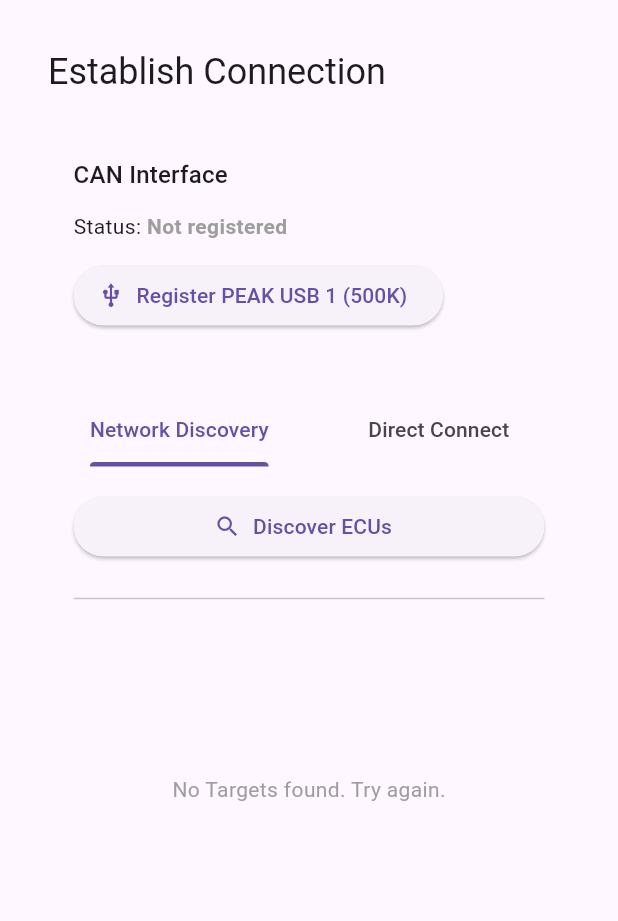
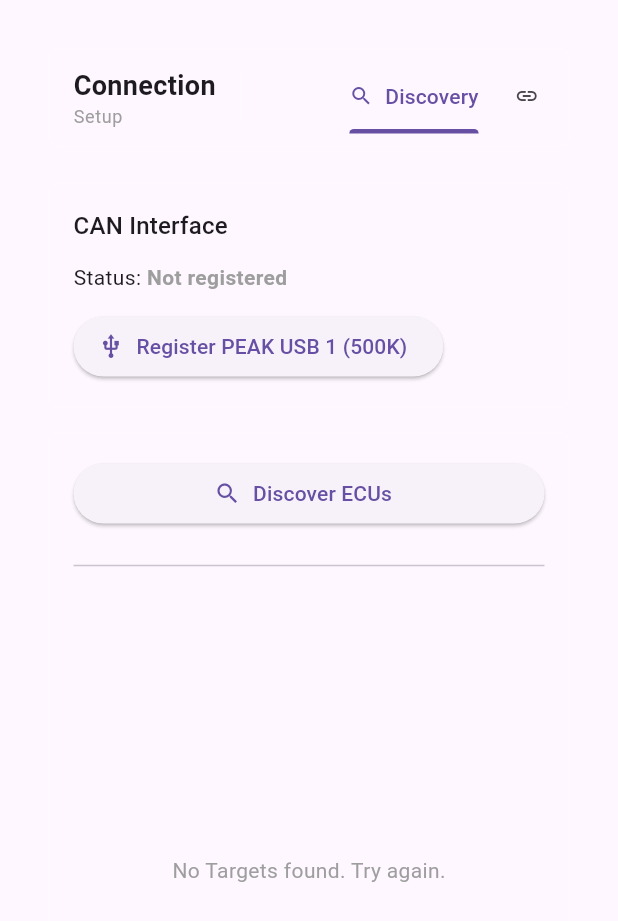
Before and after one commit to cogwal/ecu-toolkit-studio, a Flutter app: the ConnectionPage widget shown alone on an empty page, opened directly with empty values, on a phone screen of 412 x 824 dp. Shown: the top 921 px of the screen. Run offline on Flutter 3.47's test engine with Material 3 defaults, Android fonts, the phone set to English and light mode, and no system bars; our stand-ins replace file_picker; missing offline and left inert: dart:ffi; statements that could not run were skipped.

Commit message:
Unified new page header look between all pages

```diff
--- a/lib/pages/connection_page.dart
+++ b/lib/pages/connection_page.dart
@@ -146,23 +146,62 @@ class _ConnectionPageState extends State<ConnectionPage> with SingleTickerProvid
   @override
   Widget build(BuildContext context) {
     final width = MediaQuery.of(context).size.width;
-    final isWide = width >= 900; // treat wide screens (desktop) differently
+    final isWide = width >= 900;
 
     return Padding(
       padding: const EdgeInsets.all(32.0),
       child: Column(
         crossAxisAlignment: CrossAxisAlignment.start,
         children: [
-          Text("Establish Connection", style: Theme.of(context).textTheme.headlineSmall),
+          // Compact Header
+          Container(
+            padding: const EdgeInsets.symmetric(horizontal: 16, vertical: 8),
+            decoration: BoxDecoration(
+              color: Theme.of(context).cardColor,
+              borderRadius: BorderRadius.circular(8),
+              border: Border.all(color: Colors.white10),
+            ),
+            child: Row(
+              children: [
+                Column(
+                  crossAxisAlignment: CrossAxisAlignment.start,
+                  mainAxisSize: MainAxisSize.min,
+                  children: [
+                    const Text('Connection', style: TextStyle(fontSize: 18, fontWeight: FontWeight.bold)),
+                    Text(isWide ? 'Dashboard' : 'Setup', style: Theme.of(context).textTheme.bodySmall?.copyWith(color: Colors.grey)),
+                  ],
+                ),
+                if (!isWide) ...[
+                  const SizedBox(width: 16),
+                  Container(width: 1, height: 32, color: Colors.white12),
+                  const SizedBox(width: 8),
+                  Expanded(
+                    child: TabBar(
+                      controller: _tabController,
+                      indicatorSize: TabBarIndicatorSize.label,
+                      dividerColor: Colors.transparent,
+                      labelPadding: const EdgeInsets.symmetric(horizontal: 12),
+                      isScrollable: true,
+                      tabs: const [
+                        Tab(child: Row(children: [Icon(Icons.search, size: 16), SizedBox(width: 8), Text('Discovery')])),
+                        Tab(child: Row(children: [Icon(Icons.link, size: 16), SizedBox(width: 8), Text('Direct')])),
+                      ],
+                    ),
+                  ),
+                ] else ...[
+                  const Spacer(), // Push content to left in wide mode or add actions here
+                ],
+              ],
+            ),
+          ),
           const SizedBox(height: 24),
 
-          // Wide layout: Left column (CAN + Direct Connect), Right column (Discovery full height)
+          // Content
           if (isWide)
             Expanded(
               child: Row(
                 crossAxisAlignment: CrossAxisAlignment.start,
                 children: [
-                  // Left side: CAN Interface + Direct Connect stacked
                   Expanded(
                     child: Column(
                       children: [
@@ -175,7 +214,6 @@ class _ConnectionPageState extends State<ConnectionPage> with SingleTickerProvid
                     ),
                   ),
                   const SizedBox(width: 16),
-                  // Right side: Discovery (full height)
                   Expanded(
                     child: _panelCard(child: _buildDiscoveryTab(), title: "Network Discovery"),
                   ),
@@ -183,37 +221,23 @@ class _ConnectionPageState extends State<ConnectionPage> with SingleTickerProvid
               ),
             )
           else
-            // Narrow layout: keep original tab-based layout
-            Column(
+            Expanded(
+              child: Column(
                 children: [
                   _buildCanInterfaceSection(),
-                const SizedBox(height: 24),
-                Container(
-                  width: 400,
+                  const SizedBox(height: 16),
+                  Expanded(
+                    child: Container(
                       decoration: BoxDecoration(
                         color: Theme.of(context).cardColor,
                         borderRadius: BorderRadius.circular(8),
                         border: Border.all(color: Colors.white10),
                       ),
-                  child: Column(
-                    children: [
-                      TabBar(
-                        controller: _tabController,
-                        indicatorColor: Theme.of(context).primaryColor,
-                        dividerColor: Colors.transparent,
-                        tabs: const [
-                          Tab(text: "Network Discovery"),
-                          Tab(text: "Direct Connect"),
-                        ],
+                      child: TabBarView(controller: _tabController, children: [_buildDiscoveryTab(), _buildDirectTab()]),
                     ),
-                      SizedBox(
-                        height: 350,
-                        child: TabBarView(controller: _tabController, children: [_buildDiscoveryTab(), _buildDirectTab()]),
                   ),
                 ],
               ),
-                ),
-              ],
             ),
         ],
       ),
--- a/lib/pages/target_info_page.dart
+++ b/lib/pages/target_info_page.dart
@@ -72,24 +72,36 @@ class _TargetInfoPageState extends State<TargetInfoPage> {
           child: Column(
             crossAxisAlignment: CrossAxisAlignment.start,
             children: [
-              Row(
+              // Compact Header
+              Container(
+                padding: const EdgeInsets.symmetric(horizontal: 16, vertical: 8),
+                decoration: BoxDecoration(
+                  color: Theme.of(context).cardColor,
+                  borderRadius: BorderRadius.circular(8),
+                  border: Border.all(color: Colors.white10),
+                ),
+                child: Row(
                   children: [
                     Column(
                       crossAxisAlignment: CrossAxisAlignment.start,
+                      mainAxisSize: MainAxisSize.min,
                       children: [
-                      Text("Target Information", style: Theme.of(context).textTheme.headlineSmall),
-                      const SizedBox(height: 4),
-                      Text("Connected to: ${profile.name}", style: Theme.of(context).textTheme.bodyMedium?.copyWith(color: Colors.grey)),
+                        const Text('Target Information', style: TextStyle(fontSize: 18, fontWeight: FontWeight.bold)),
+                        Text('Connected to: ${profile.name}', style: Theme.of(context).textTheme.bodySmall?.copyWith(color: Colors.grey)),
                       ],
                     ),
                     const Spacer(),
+                    Container(width: 1, height: 32, color: Colors.white12),
+                    const SizedBox(width: 8),
                     IconButton(
                       icon: const Icon(Icons.refresh),
+                      tooltip: 'Refresh Information',
                       onPressed: () {
                         _service?.startReading();
                       },
                     ),
                   ],
+                ),
               ),
               const SizedBox(height: 24),
               Expanded(
```
Lines whose indentation alone changed are shown as unchanged.
